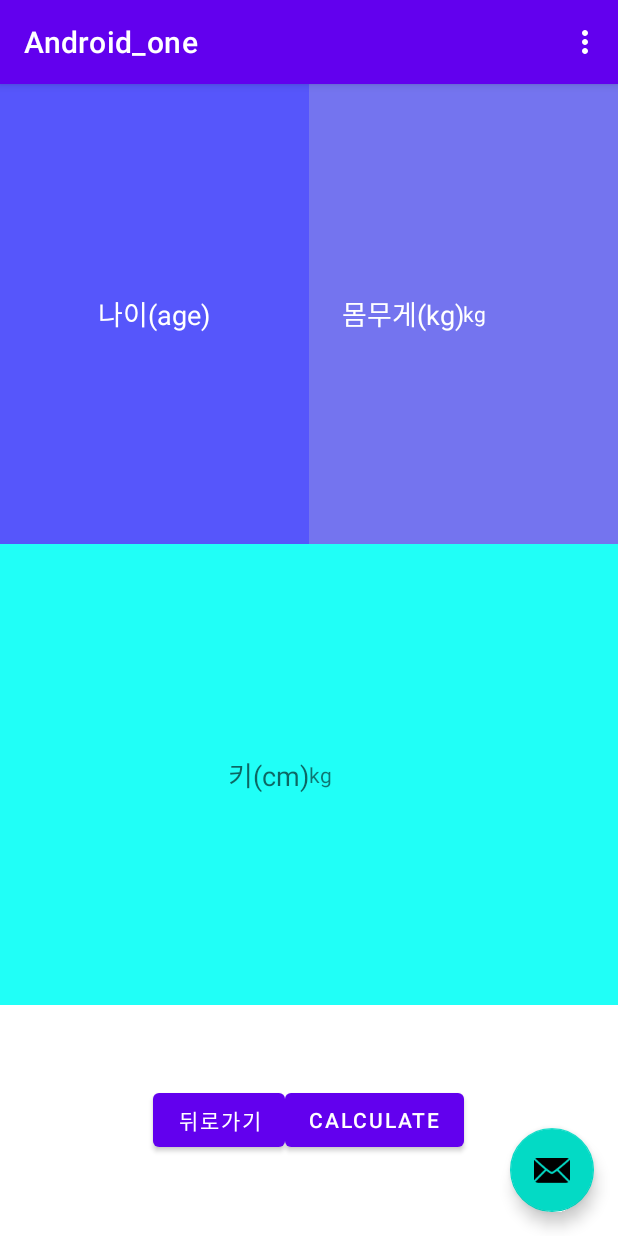
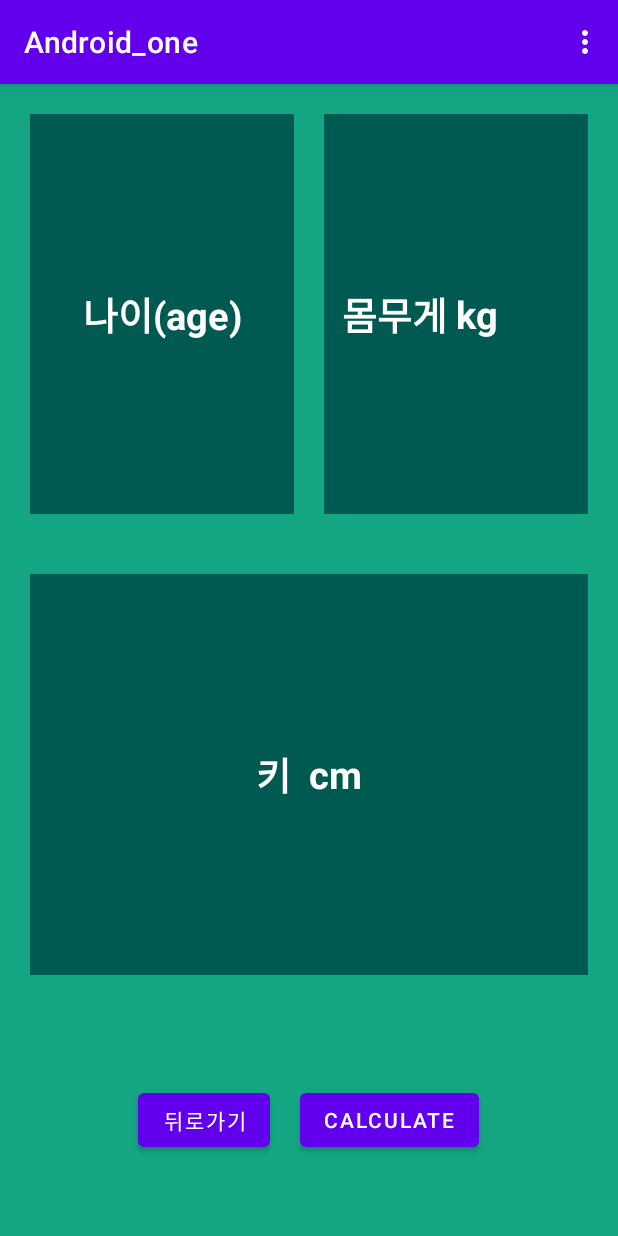
Before and after one commit to ParkJieun0102/Android_One, an Android app: the MainActivity screen opened directly, with no data from a screen before it, on a phone screen of 412 x 824 dp. Run offline under Robolectric (Android 15) with nearby library versions, the phone set to English and light mode, and no system bars; 1 statement that could not run was skipped.

Commit message:
박지은 result수정

```diff
--- a/app/src/main/java/com/android/android_one/MainActivity.java
+++ b/app/src/main/java/com/android/android_one/MainActivity.java
@@ -83,15 +83,6 @@ public class MainActivity extends AppCompatActivity {
 
 
 
-
-        FloatingActionButton fab = findViewById(R.id.fab);
-        fab.setOnClickListener(new View.OnClickListener() {
-            @Override
-            public void onClick(View view) {
-                Snackbar.make(view, "Replace with your own action", Snackbar.LENGTH_LONG)
-                        .setAction("Action", null).show();
-            }
-        });
     }
 
 
@@ -115,7 +106,7 @@ public class MainActivity extends AppCompatActivity {
                 final LinearLayout linear = (LinearLayout) View.inflate(com.android.android_one.MainActivity.this, R.layout.bmi_formula, null);
                 new AlertDialog.Builder(com.android.android_one.MainActivity.this)
                         .setTitle("BMI 공식")
-                        .setIcon(R.mipmap.ic_launcher_round)
+                        .setIcon(R.mipmap.bmi)
                         .setView(linear)
                         .show();
                 break;
@@ -123,7 +114,7 @@ public class MainActivity extends AppCompatActivity {
                 final LinearLayout linear1 = (LinearLayout) View.inflate(com.android.android_one.MainActivity.this, R.layout.bmi_info, null);
                 new AlertDialog.Builder(com.android.android_one.MainActivity.this)
                         .setTitle("BMI 정보")
-                        .setIcon(R.mipmap.ic_launcher_round)
+                        .setIcon(R.mipmap.bmi)
                         .setView(linear1)
                         .show();
                 break;
--- a/app/src/main/res/layout/activity_main.xml
+++ b/app/src/main/res/layout/activity_main.xml
@@ -22,12 +22,5 @@
 
     <include layout="@layout/content_main" />
 
-    <com.google.android.material.floatingactionbutton.FloatingActionButton
-        android:id="@+id/fab"
-        android:layout_width="wrap_content"
-        android:layout_height="wrap_content"
-        android:layout_gravity="bottom|end"
-        android:layout_margin="@dimen/fab_margin"
-        app:srcCompat="@android:drawable/ic_dialog_email" />
 
 </androidx.coordinatorlayout.widget.CoordinatorLayout>
--- a/app/src/main/res/layout/content_main.xml
+++ b/app/src/main/res/layout/content_main.xml
@@ -4,9 +4,11 @@
     xmlns:app="http://schemas.android.com/apk/res-auto"
     android:layout_width="match_parent"
     android:layout_height="match_parent"
+    android:background="#EB009E79"
     app:layout_behavior="@string/appbar_scrolling_view_behavior">
 
     <LinearLayout
+        android:padding="20dp"
         android:layout_width="match_parent"
         android:layout_height="0px"
         android:orientation="horizontal"
@@ -15,25 +17,31 @@
         <EditText
             android:id="@+id/age"
             android:layout_width="0px"
+            android:textSize="25dp"
+            android:textStyle="bold"
             android:layout_height="match_parent"
-            android:background="#5656FB"
+            android:background="#005A52"
             android:hint="나이(age)"
             android:textColorHint="#ffffff"
             android:layout_weight="2"
             android:inputType="number"
             android:selectAllOnFocus="true"
             android:gravity="center"
+            android:layout_marginRight="10dp"
             />
 
         <EditText
+            android:layout_marginLeft="10dp"
             android:id="@+id/weight"
             android:layout_width="0px"
             android:layout_height="match_parent"
-            android:background="#7474EF"
-            android:hint="몸무게(kg)"
+            android:background="#005A52"
+            android:hint="몸무게 "
             android:textColorHint="#ffffff"
             android:layout_weight="1"
             android:inputType="number"
+            android:textSize="25dp"
+            android:textStyle="bold"
             android:selectAllOnFocus="true"
             android:gravity="center|right"
             />
@@ -42,14 +50,17 @@
             android:layout_height="match_parent"
             android:layout_weight="1"
             android:text="kg"
+            android:textSize="25dp"
+            android:textStyle="bold"
             android:gravity="center|left"
-            android:background="#7474EF"
+            android:background="#005A52"
             android:textColor="#ffffff"
             />
 
     </LinearLayout>
 
     <LinearLayout
+        android:padding="20dp"
         android:layout_width="match_parent"
         android:layout_height="0px"
         android:layout_weight="1"
@@ -60,20 +71,26 @@
             android:layout_width="0px"
             android:layout_height="match_parent"
             android:layout_weight="1"
-            android:hint="키(cm)"
+            android:hint="키  "
             android:inputType="number"
+            android:textSize="25dp"
+            android:textStyle="bold"
+            android:textColorHint="@color/white"
             android:selectAllOnFocus="true"
             android:gravity="center|right"
-            android:background="#DF00FFF6"
+            android:background="#005A52"
 
             />
         <TextView
             android:layout_width="0px"
             android:layout_height="match_parent"
             android:layout_weight="1"
-            android:text="kg"
+            android:textSize="25dp"
+            android:textColor="@color/white"
+            android:textStyle="bold"
+            android:text="cm"
             android:gravity="center|left"
-            android:background="#DF00FFF6"
+            android:background="#005A52"
             />
 
     </LinearLayout>
@@ -90,11 +107,13 @@
             android:layout_width="wrap_content"
             android:layout_height="wrap_content"
             android:text="뒤로가기"
+            android:layout_marginRight="10dp"
             />
         <Button
             android:id="@+id/calcBtn"
             android:layout_width="wrap_content"
             android:layout_height="wrap_content"
+            android:layout_marginLeft="10dp"
             android:text="Calculate"
             />
 
```
Also changed, not shown: app/src/main/res/mipmap-hdpi/bmi.png (added), app/src/main/res/mipmap-mdpi/bmi.png (added), app/src/main/res/mipmap-xhdpi/bmi.png (added), app/src/main/res/mipmap-xxhdpi/bmi.png (added), app/src/main/res/mipmap-xxxhdpi/bmi.png (added).
